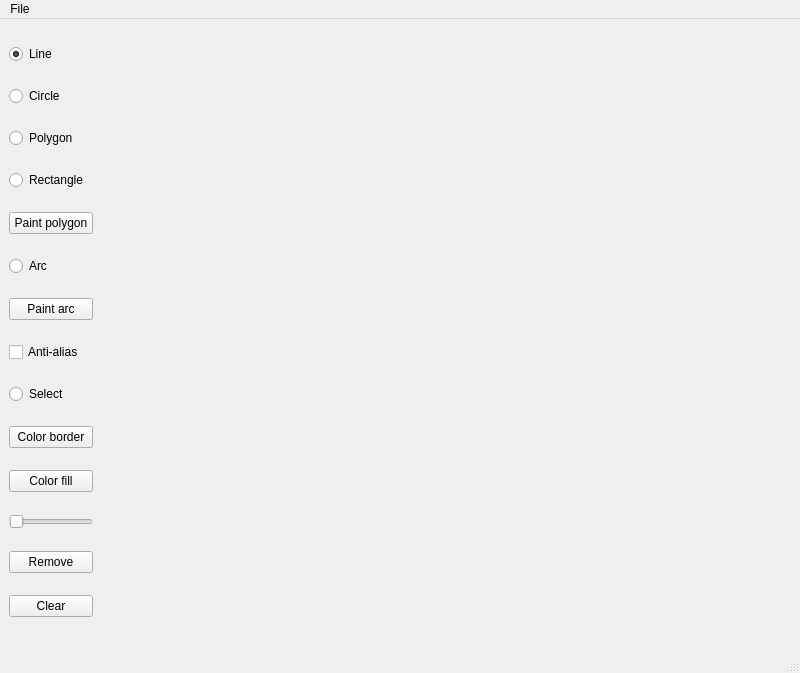
Before: the Qt Designer form mainwindow.ui in radieus/triangles-and-squares, drawn with Qt 5.
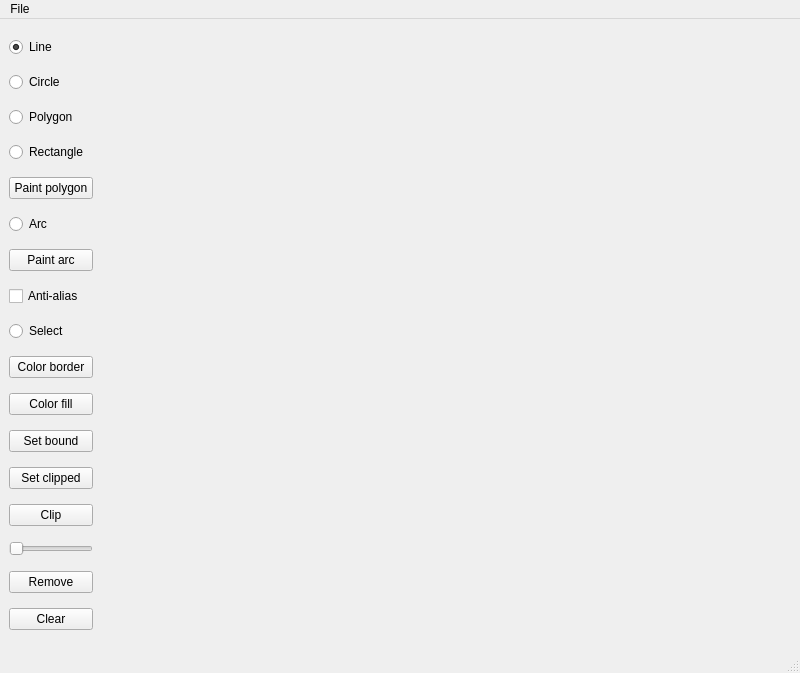
After: the same form once the commit is applied.

```diff
--- a/mainwindow.ui
+++ b/mainwindow.ui
@@ -119,6 +119,27 @@
         </property>
        </widget>
       </item>
+      <item>
+       <widget class="QPushButton" name="setBoundButton">
+        <property name="text">
+         <string>Set bound</string>
+        </property>
+       </widget>
+      </item>
+      <item>
+       <widget class="QPushButton" name="setClippedButton">
+        <property name="text">
+         <string>Set clipped</string>
+        </property>
+       </widget>
+      </item>
+      <item>
+       <widget class="QPushButton" name="clipButton">
+        <property name="text">
+         <string>Clip</string>
+        </property>
+       </widget>
+      </item>
       <item>
        <widget class="QSlider" name="thiccSlasher">
         <property name="sizePolicy">
```
